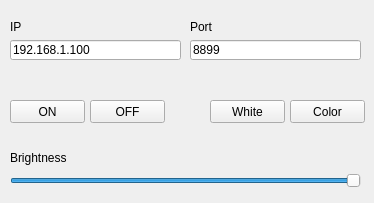
First picture: the form in MiLightBulbController/mainwindow.ui, repository Pvg08/MilightC, before the edit.
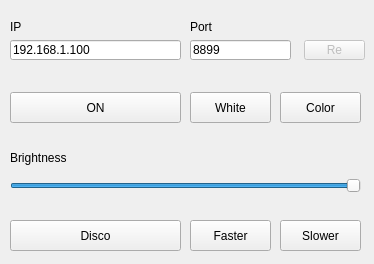
Second picture: the form after the edit.

Commit message: disco-режим, переотправка, мелкие правки

```diff
--- a/MiLightBulbController/mainwindow.ui
+++ b/MiLightBulbController/mainwindow.ui
@@ -10,7 +10,7 @@
     <x>0</x>
     <y>0</y>
     <width>374</width>
-    <height>203</height>
+    <height>264</height>
    </rect>
   </property>
   <property name="windowTitle">
@@ -47,14 +47,17 @@
     <property name="geometry">
      <rect>
       <x>10</x>
-      <y>100</y>
-      <width>75</width>
-      <height>23</height>
+      <y>92</y>
+      <width>171</width>
+      <height>31</height>
      </rect>
     </property>
     <property name="text">
      <string>ON</string>
     </property>
+    <property name="checkable">
+     <bool>true</bool>
+    </property>
    </widget>
    <widget class="QLabel" name="label_2">
     <property name="geometry">
@@ -74,7 +77,7 @@
      <rect>
       <x>190</x>
       <y>40</y>
-      <width>171</width>
+      <width>101</width>
       <height>20</height>
      </rect>
     </property>
@@ -82,26 +85,13 @@
      <string>8899</string>
     </property>
    </widget>
-   <widget class="QPushButton" name="pushButton_off">
-    <property name="geometry">
-     <rect>
-      <x>90</x>
-      <y>100</y>
-      <width>75</width>
-      <height>23</height>
-     </rect>
-    </property>
-    <property name="text">
-     <string>OFF</string>
-    </property>
-   </widget>
    <widget class="QPushButton" name="pushButton_white">
     <property name="geometry">
      <rect>
-      <x>210</x>
-      <y>100</y>
-      <width>75</width>
-      <height>23</height>
+      <x>190</x>
+      <y>92</y>
+      <width>81</width>
+      <height>31</height>
      </rect>
     </property>
     <property name="text">
@@ -114,7 +104,7 @@
       <x>10</x>
       <y>170</y>
       <width>351</width>
-      <height>22</height>
+      <height>31</height>
      </rect>
     </property>
     <property name="minimum">
@@ -146,16 +136,77 @@
    <widget class="QPushButton" name="pushButton_color">
     <property name="geometry">
      <rect>
-      <x>290</x>
-      <y>100</y>
-      <width>75</width>
-      <height>23</height>
+      <x>280</x>
+      <y>92</y>
+      <width>81</width>
+      <height>31</height>
      </rect>
     </property>
     <property name="text">
      <string>Color</string>
     </property>
    </widget>
+   <widget class="QPushButton" name="pushButton_disco">
+    <property name="geometry">
+     <rect>
+      <x>10</x>
+      <y>220</y>
+      <width>171</width>
+      <height>31</height>
+     </rect>
+    </property>
+    <property name="text">
+     <string>Disco</string>
+    </property>
+    <property name="checkable">
+     <bool>false</bool>
+    </property>
+    <property name="checked">
+     <bool>false</bool>
+    </property>
+   </widget>
+   <widget class="QPushButton" name="pushButton_faster">
+    <property name="geometry">
+     <rect>
+      <x>190</x>
+      <y>220</y>
+      <width>81</width>
+      <height>31</height>
+     </rect>
+    </property>
+    <property name="text">
+     <string>Faster</string>
+    </property>
+   </widget>
+   <widget class="QPushButton" name="pushButton_slower">
+    <property name="geometry">
+     <rect>
+      <x>280</x>
+      <y>220</y>
+      <width>81</width>
+      <height>31</height>
+     </rect>
+    </property>
+    <property name="text">
+     <string>Slower</string>
+    </property>
+   </widget>
+   <widget class="QToolButton" name="toolButton_resend">
+    <property name="enabled">
+     <bool>false</bool>
+    </property>
+    <property name="geometry">
+     <rect>
+      <x>304</x>
+      <y>40</y>
+      <width>61</width>
+      <height>20</height>
+     </rect>
+    </property>
+    <property name="text">
+     <string>Re</string>
+    </property>
+   </widget>
   </widget>
  </widget>
  <layoutdefault spacing="6" margin="11"/>
```
The commit also changes 7 other files.
